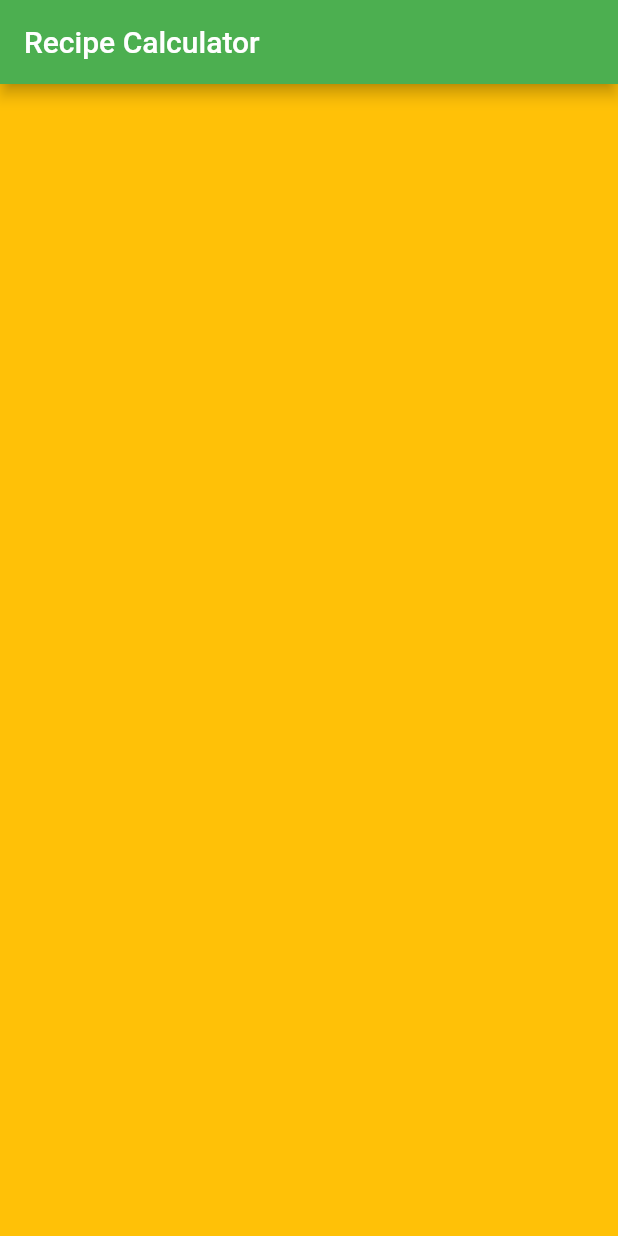
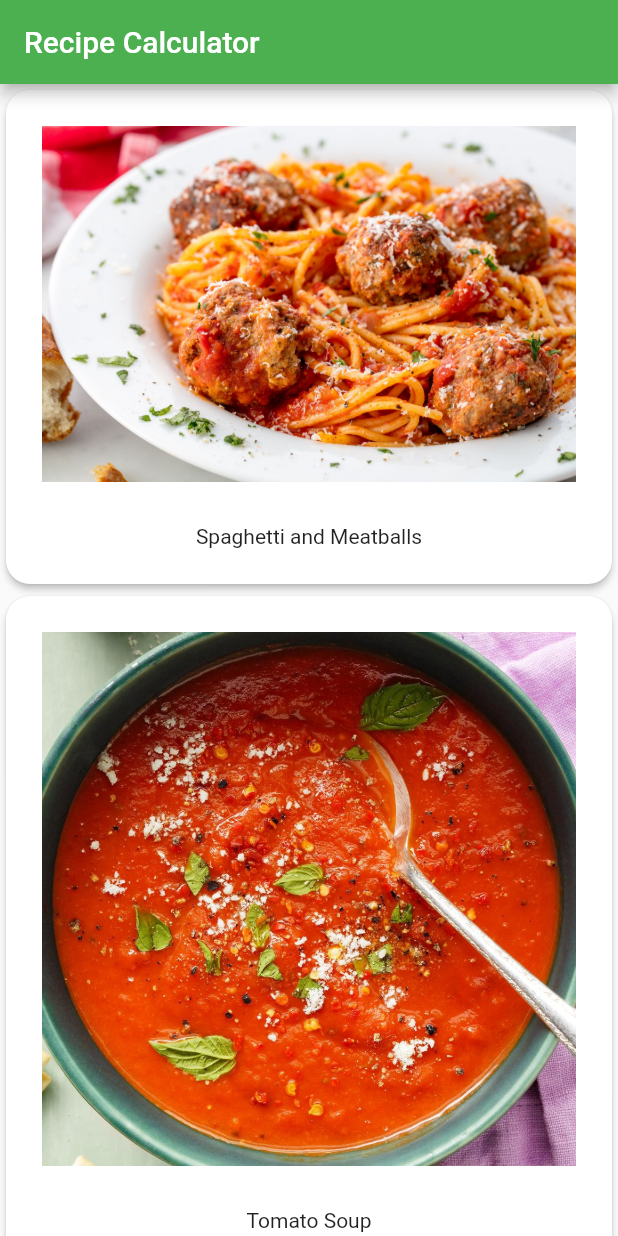
Before and after one commit to ralphpark/flutter_practice, a Flutter app: the screen it shows after launch, on a phone screen of 412 x 824 dp. Run offline on Flutter 3.47's test engine with Material 2 defaults, Android fonts, the phone set to English and light mode, and no system bars.

Commit message:
flutter practice update

```diff
--- a/lib/main.dart
+++ b/lib/main.dart
@@ -1,4 +1,5 @@
 import 'package:flutter/material.dart';
+import 'recipe_model.dart';
 
 void main() {
   runApp(const RecipeApp());
@@ -35,8 +36,30 @@ class _MyHomePageState extends State<MyHomePage> {
       appBar: AppBar(
         title: Text(widget.title),
       ),
-      body: Container(
-        color: Colors.amber,
+      body: ListView.builder(
+          itemCount: Recipe.samples.length,
+          itemBuilder: (context, index) {
+        return buildRecipeCard(Recipe.samples[index]);
+      }
+      ),
+    );
+  }
+
+  Widget buildRecipeCard(Recipe recipe) {
+    return Card(
+      elevation: 2.0, // 그림자
+      shape: RoundedRectangleBorder(
+        borderRadius: BorderRadius.circular(16.0),
+      ),
+      child: Padding(
+        padding: const EdgeInsets.all(24.0), // 24.0만큼의 padding
+        child: Column(
+          children: [
+            Image.asset(recipe.imageUrl),
+            const SizedBox(height:28.0),
+            Text(recipe.label),
+          ],
+        ),
       ),
     );
   }
--- /dev/null
+++ b/lib/recipe_model.dart
@@ -0,0 +1,34 @@
+class Recipe{
+  String label;
+  String imageUrl;
+
+  //TODO : 몇인분, 재료
+  Recipe(this.label, this.imageUrl);
+
+  static List<Recipe> samples = [
+    Recipe(
+      'Spaghetti and Meatballs',
+      'assets/spaghetti_meatballs.jpeg',
+    ),
+    Recipe(
+      'Tomato Soup',
+      'assets/tomato_soup.jpeg',
+    ),
+    Recipe(
+      'Grilled Cheese',
+      'assets/grilled_cheese.jpeg',
+    ),
+    Recipe(
+      'Chocolate Chip Cookies',
+      'assets/choco_chip.jpeg',
+    ),
+    Recipe(
+      'Taco Salad',
+      'assets/taco.jpeg',
+    ),
+    Recipe(
+      'Hawaiian Pizza',
+      'assets/hawaiian_pizza.jpeg',
+    ),
+  ];
+}
--- a/pubspec.yaml
+++ b/pubspec.yaml
@@ -58,10 +58,8 @@ flutter:
   # the material Icons class.
   uses-material-design: true
 
-  # To add assets to your application, add an assets section, like this:
-  # assets:
-  #   - images/a_dot_burr.jpeg
-  #   - images/a_dot_ham.jpeg
+  assets:
+    - assets/
 
   # An image asset can refer to one or more resolution-specific "variants", see
   # https://flutter.dev/assets-and-images/#resolution-aware
```
Also changed, not shown: assets/choco_chip.jpeg (added), assets/grilled_cheese.jpeg (added), assets/hawaiian_pizza.jpeg (added), assets/spaghetti_meatballs.jpeg (added), assets/taco.jpeg (added), assets/tomato_soup.jpeg (added).
